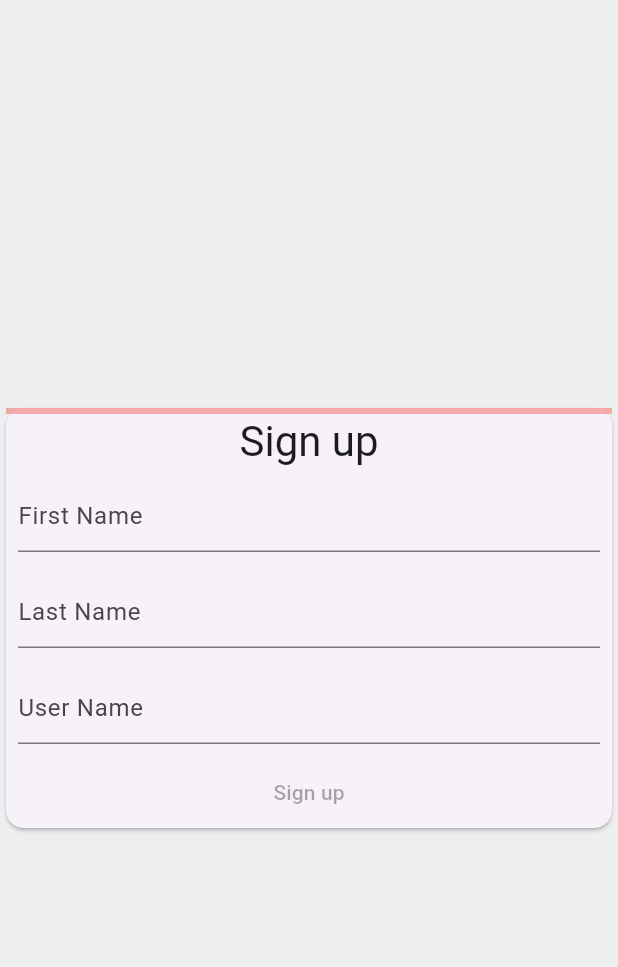
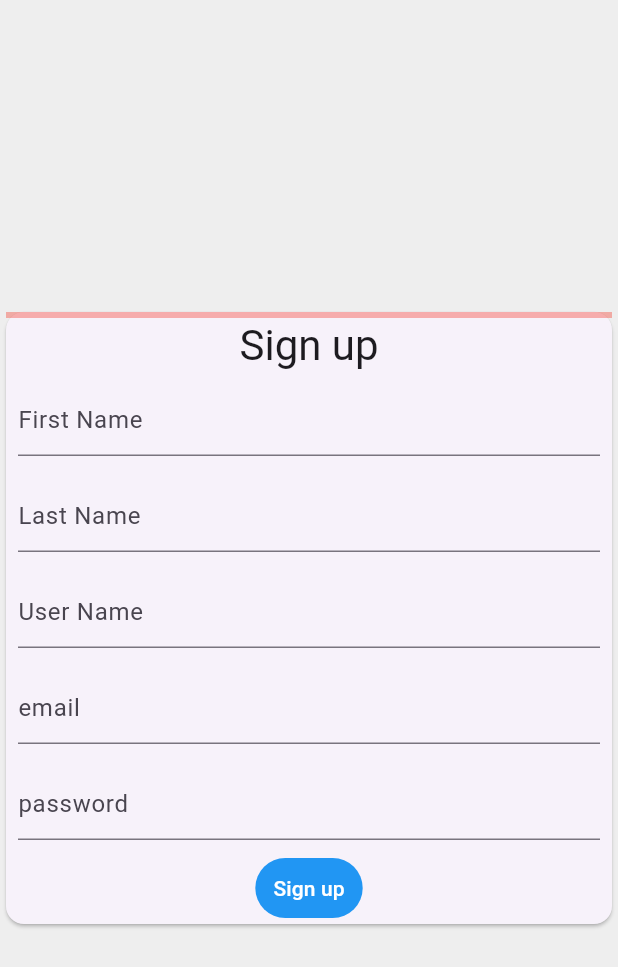
Before and after one commit to yimao009/porn, a Flutter app: the screen it shows after launch, on a phone screen of 412 x 824 dp. Shown: the top 967 px of the screen. Run offline on Flutter 3.47's test engine with Material 3 defaults, Android fonts, the phone set to English and light mode, and no system bars.

Commit message:
表单验证

```diff
--- a/lib/main.dart
+++ b/lib/main.dart
@@ -61,10 +61,15 @@
   final _firstNameTextController = TextEditingController();
   final _lastNameTextController = TextEditingController();
   final _usernameTextController = TextEditingController();
+  final _emailTextController = TextEditingController();
+  final _passwordTextController = TextEditingController();
   double _formProgress = 0;
+
+  final formKey = GlobalKey<FormState>();
   @override
   Widget build(BuildContext context) {
     return Form(
+      key: formKey,
       onChanged: _updateFormProgress,
       child: Column(
         mainAxisSize: MainAxisSize.min,
@@ -91,8 +96,28 @@
           Padding(
             padding: const EdgeInsets.all(8),
             child: TextFormField(
+              validator: (value) {
+                if (value == null || value.isEmpty) {
+                  return 'Please enter User Name';
+                }
+                return null;
+              },
               controller: _usernameTextController,
               decoration: const InputDecoration(hintText: 'User Name'),
+            ),
+          ),
+          Padding(
+            padding: const EdgeInsets.all(8),
+            child: TextFormField(
+              controller: _emailTextController,
+              decoration: const InputDecoration(hintText: 'email'),
+            ),
+          ),
+          Padding(
+            padding: const EdgeInsets.all(8),
+            child: TextFormField(
+              controller: _passwordTextController,
+              decoration: const InputDecoration(hintText: 'password'),
             ),
           ),
           TextButton(
@@ -110,7 +135,16 @@
                     : Colors.blue;
               },
             )),
-            onPressed: _formProgress == 1 ? showWelcomeScreen : null,
+            // onPressed: _formProgress == 1 ? showWelcomeScreen : null,
+            onPressed: () {
+              if (formKey.currentState!.validate()) {
+                ScaffoldMessenger.of(context).showSnackBar(
+                  const SnackBar(
+                    content: Text('Processing Data'),
+                  ),
+                );
+              }
+            },
             child: const Text('Sign up'),
           ),
         ],
```
